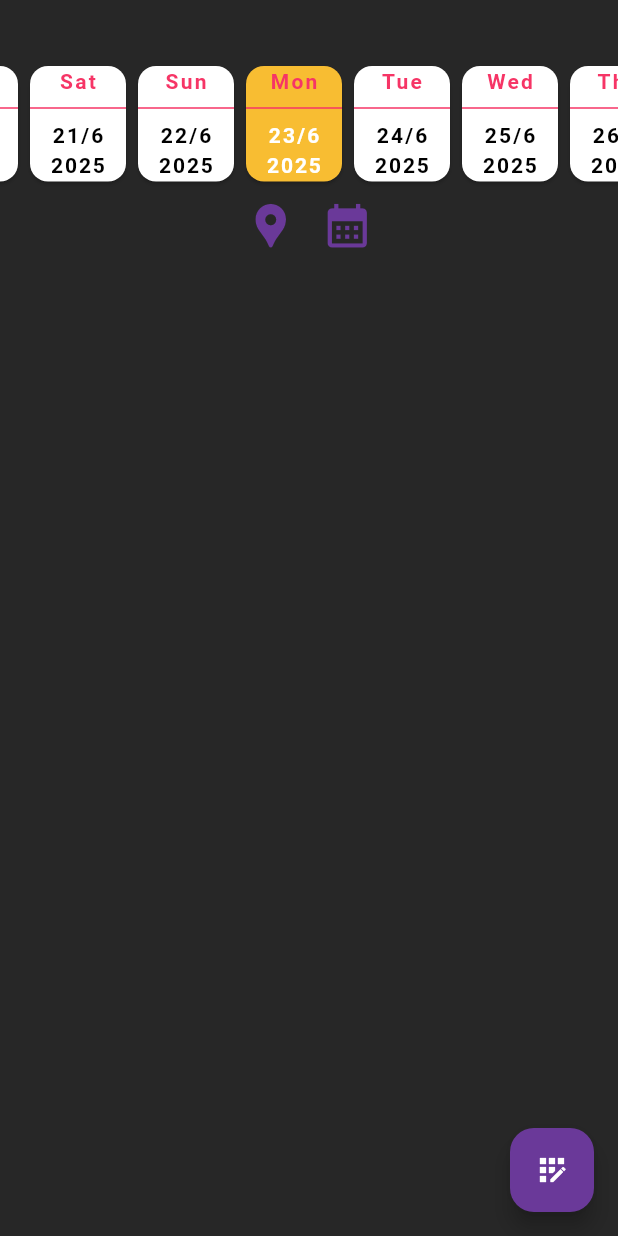
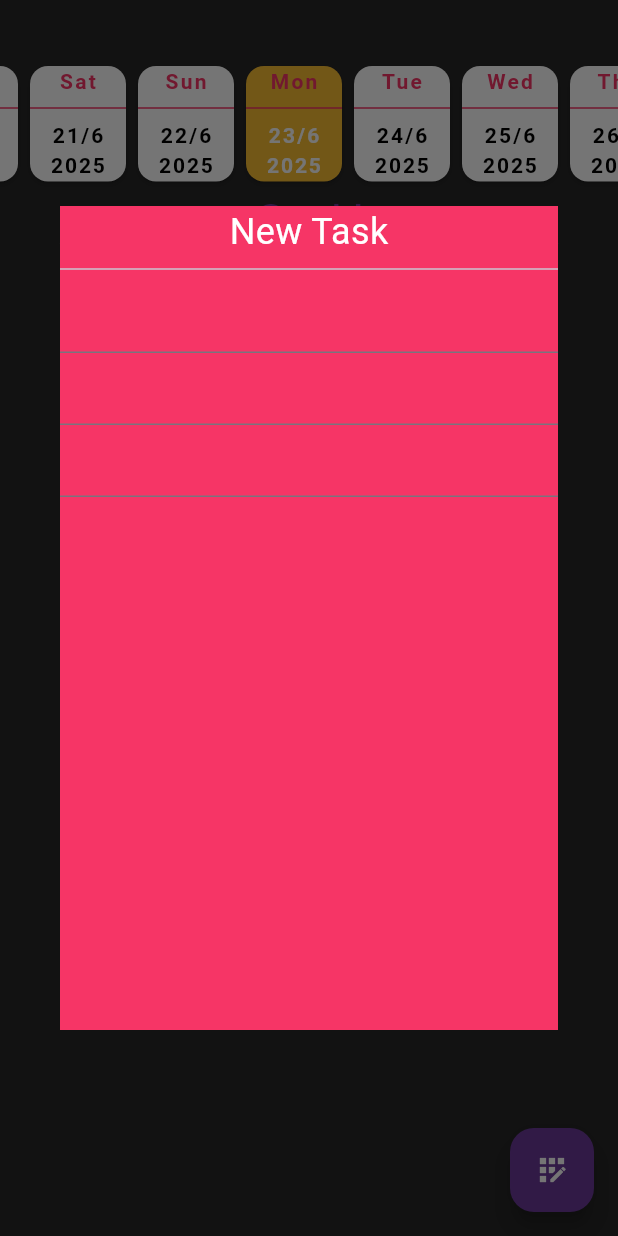
Before and after one commit to Aghiad1978/task_manager, a Flutter app: the screen it shows after launch, after a tap on the "app registration" icon, on a phone screen of 412 x 824 dp. Run offline on Flutter 3.47's test engine with Material 3 defaults, Android fonts, the phone set to English and light mode, and no system bars; our stand-ins replace sqflite; accounts and stored records are empty.

Commit message:
add new task dialog

```diff
--- a/lib/main.dart
+++ b/lib/main.dart
@@ -3,15 +3,20 @@ import 'package:provider/provider.dart';
 import 'package:task_manager/app_color.dart';
 import 'package:task_manager/providers/date_provider.dart';
 import 'package:task_manager/widgets/calender_btns.dart';
+import 'package:task_manager/widgets/dialogues.dart';
 import 'package:task_manager/widgets/infinite_list_view.dart';
 
 void main() {
   runApp(
-  MultiProvider(providers: [
-    ChangeNotifierProvider<DateProvider>(create: (context) => DateProvider(),),
-  ],
-  child: MyApp()
-  )
+    MultiProvider(
+      providers: [
+        ChangeNotifierProvider<DateProvider>(create: (context) => DateProvider()),
+      ],
+      child: MaterialApp(
+        debugShowCheckedModeBanner: false,
+        home: MyApp(), // <- Your main widget
+      ),
+    ),
   );
 }
 
@@ -20,9 +25,7 @@ class MyApp extends StatelessWidget {
 
   @override
   Widget build(BuildContext context) {
-    return MaterialApp(
-      debugShowCheckedModeBanner: false,
-      home: Scaffold(
+    return Scaffold(
         backgroundColor: AppColor.backGroundColor,
         body: Container(child: Column(children: [
           SizedBox(height:40),
@@ -33,11 +36,13 @@ class MyApp extends StatelessWidget {
           CalenderBtns(),
         ],),),
       floatingActionButton: FloatingActionButton(
-        onPressed: (){},
+        onPressed: (){
+          addTaskDialogue(context);
+        },
         backgroundColor: AppColor.floatBtnColor,
         child: Icon(Icons.app_registration,color: Colors.white,),
       ),
-      ),
+
     );
   }
 }
--- a/lib/widgets/calendar_dialogue.dart
+++ /dev/null
@@ -1,9 +0,0 @@
-import 'package:flutter/material.dart';
-
-Future<DateTime?> getDateFromCalendar(BuildContext context)async{
-  return showDatePicker(context: context,
-  firstDate:DateTime.now(),
-  lastDate: DateTime.now().add(Duration(days: 365*8),
-  ),
-  );
-}
--- a/lib/widgets/calender_btns.dart
+++ b/lib/widgets/calender_btns.dart
@@ -2,7 +2,7 @@ import 'package:flutter/material.dart';
 import 'package:provider/provider.dart';
 import 'package:task_manager/app_color.dart';
 import 'package:task_manager/providers/date_provider.dart';
-import 'package:task_manager/widgets/calendar_dialogue.dart';
+import 'package:task_manager/widgets/dialogues.dart';
 
 class CalenderBtns extends StatelessWidget {
   const CalenderBtns({super.key});
--- /dev/null
+++ b/lib/widgets/dialogues.dart
@@ -0,0 +1,34 @@
+import 'package:flutter/material.dart';
+import 'package:task_manager/app_color.dart';
+import 'package:task_manager/widgets/new_task_form.dart';
+
+Future<DateTime?> getDateFromCalendar(BuildContext context)async{
+  return showDatePicker(context: context,
+  firstDate:DateTime.now(),
+  lastDate: DateTime.now().add(Duration(days: 365*10),
+  ),
+  );
+}
+void addTaskDialogue(BuildContext context){
+  showDialog(context: context, builder: (context) {
+    return  Dialog(
+        shape: RoundedRectangleBorder(
+          borderRadius: BorderRadius.circular(25),
+        ),
+        child: Container(
+          height: MediaQuery.of(context).size.height/1.5,
+          color: AppColor.dayNameColor,
+          child: Column(
+            children: [
+                Text("New Task",style: TextStyle(fontSize: 24, color: Colors.white),),
+                Divider(),
+                NewTaskForm()
+            ]
+
+
+          ),
+        ),
+      );
+
+  },);
+}
--- a/lib/widgets/infinite_list_view.dart
+++ b/lib/widgets/infinite_list_view.dart
@@ -52,9 +52,7 @@ class _InfiniteListViewState extends State<InfiniteListView> {
         scrollDirection:Axis.horizontal,
         itemBuilder:(context, index) {
           DateTime date=today.add( Duration(days:index-_middle));
-          return Container(
-
-            child: Card(
+          return Card(
             color: index-_middle==0?AppColor.choosenDateColor:Colors.white,
             child: Column(children: [
             Text(days[date.weekday],style: TextStyle(color: AppColor.dayNameColor,fontWeight: FontWeight.bold,letterSpacing: 1.5),),
@@ -62,7 +60,7 @@ class _InfiniteListViewState extends State<InfiniteListView> {
             Text("${date.day}/${date.month}",style: TextStyle(color: index-_middle==0?Colors.white:Colors.black,fontWeight: FontWeight.bold,letterSpacing: 1.5),),
             Text("${date.year}",style: TextStyle(color: index-_middle==0?Colors.white:Colors.black,fontWeight: FontWeight.bold,letterSpacing: 1.25))
                       ],),
-            ));
+          );
         }, ),
     );
   }
--- /dev/null
+++ b/lib/widgets/new_task_form.dart
@@ -0,0 +1,23 @@
+import 'package:flutter/material.dart';
+
+class NewTaskForm extends StatefulWidget {
+  const NewTaskForm({super.key});
+
+  @override
+  State<NewTaskForm> createState() => _NewTaskFormState();
+}
+
+class _NewTaskFormState extends State<NewTaskForm> {
+  @override
+  Widget build(BuildContext context) {
+    return Column(
+      children: [
+        TextField(
+
+        ),
+        TextField(),
+        TextField(),
+      ],
+    );
+  }
+}
```
Lines whose indentation alone changed are shown as unchanged.
